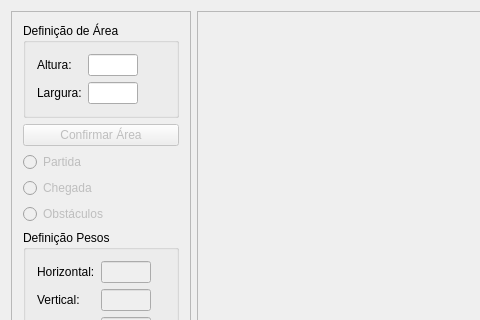
yuritpinheiro/SmartWay, file smartway.ui: the form before one commit; both pictures show x 0 to 480 and y 0 to 320 of the 800 by 600 pixel window.
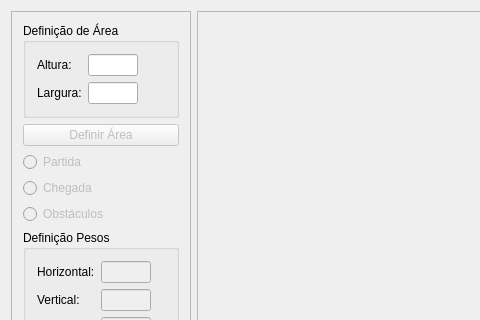
The form after the commit. Icons and pictures are not drawn.

Commit message: Marcação de mapa feita, falta a desmarcação

Patch:
```diff
--- a/smartway.ui
+++ b/smartway.ui
@@ -122,7 +122,7 @@
           <bool>false</bool>
          </property>
          <property name="text">
-          <string>Confirmar Área</string>
+          <string>Definir Área</string>
          </property>
         </widget>
        </item>
```
The commit also changes 2 other files.
